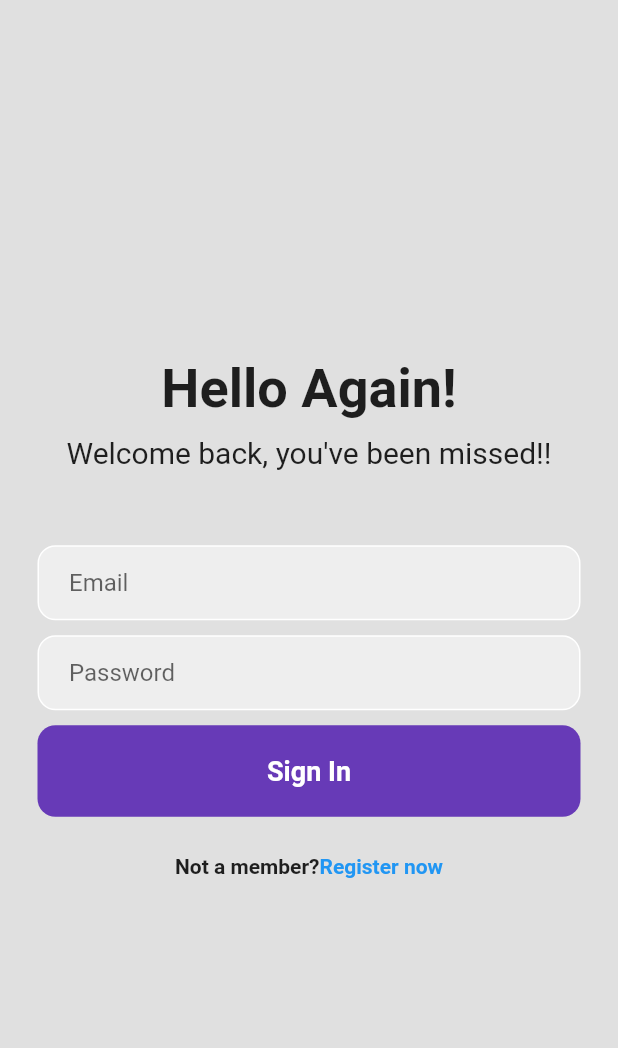
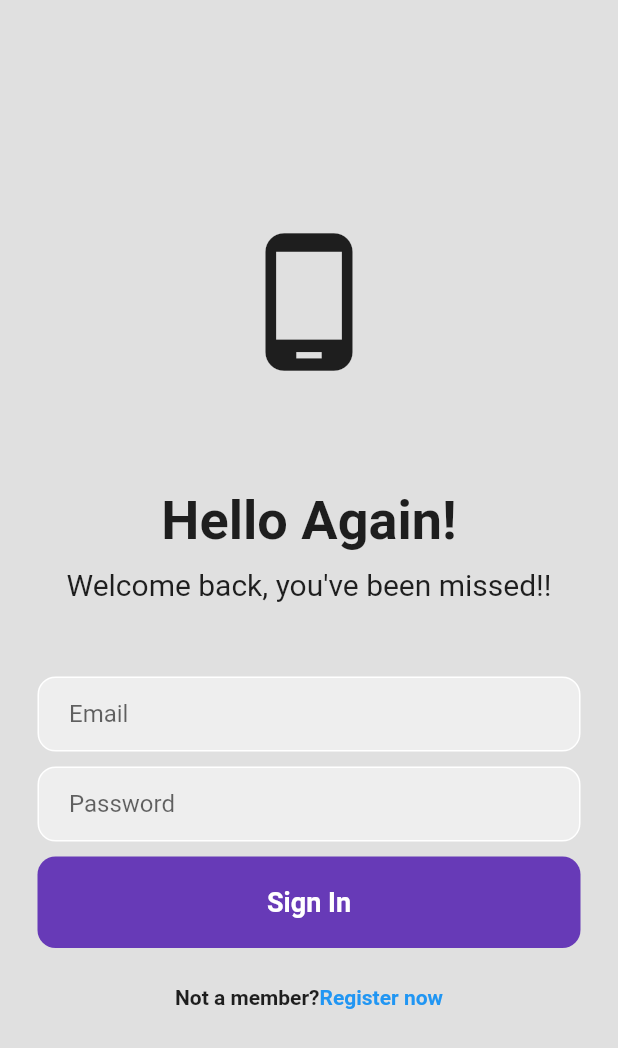
Before and after one commit to olenaaa/MAS-HW1, a Flutter app: the screen it shows after launch, on a phone screen of 412 x 824 dp. Shown: the top 1048 px of the screen. Run offline on Flutter 3.47's test engine with Material 2 defaults, Android fonts, the phone set to English and light mode, and no system bars; our stand-ins replace firebase_core; accounts and stored records are empty; statements that could not run were skipped.

Commit message:
minor UI change

```diff
--- a/lib/login_page.dart
+++ b/lib/login_page.dart
@@ -18,6 +18,11 @@ class _LoginPageState extends State<LoginPage> {
         child: Column(
           mainAxisAlignment: MainAxisAlignment.center,
           children: [
+            Icon(
+              Icons.phone_android,
+              size: 100,
+            ),
+            SizedBox(height: 75),
 
             // Hello Again!
             const Text(
```
